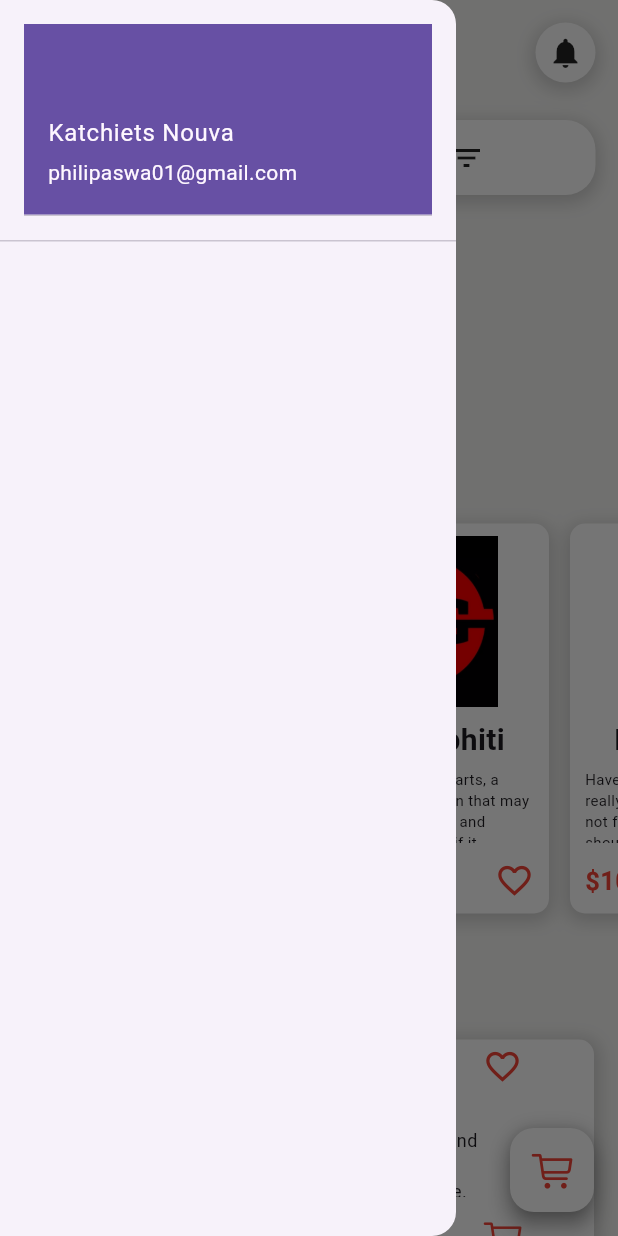
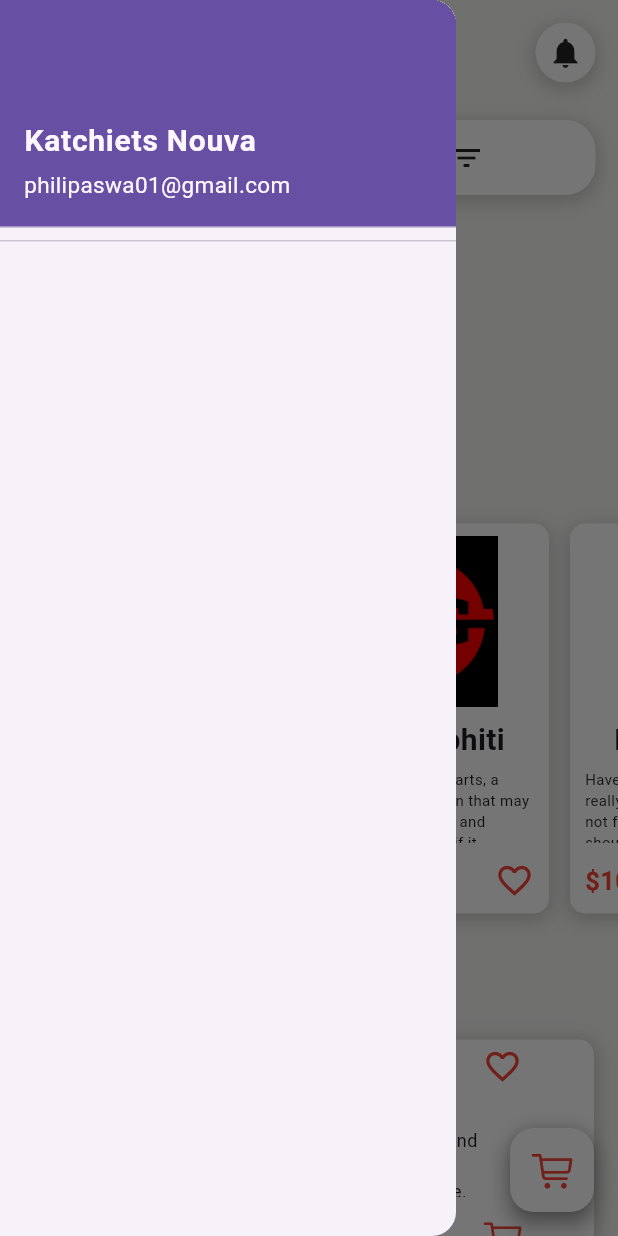
Before and after one commit to Katchietsnouva/family_health_app, a Flutter app: the screen it shows after launch, with the side drawer open, on a phone screen of 412 x 824 dp. Run offline on Flutter 3.47's test engine with Material 3 defaults, Android fonts, the phone set to English and light mode, and no system bars; drawn by our look-alikes of flutter_rating_bar.

Commit message:
commit 0.60

```diff
--- a/lib/Widgets/DrawerWidget.dart
+++ b/lib/Widgets/DrawerWidget.dart
@@ -10,9 +10,19 @@ class DrawerWidget extends StatelessWidget {
       child: ListView(
         children: [
           DrawerHeader(
+            padding: EdgeInsets.zero,
             child: UserAccountsDrawerHeader(
-              accountName: Text("Katchiets Nouva"),
-              accountEmail: Text("philipaswa01@gmail.com"),
+              accountName: Text("Katchiets Nouva",
+              style: TextStyle(
+                fontSize: 20,
+                fontWeight: FontWeight.bold,
+              ),
+              ),
+              accountEmail: Text("philipaswa01@gmail.com",
+              style: TextStyle(
+                fontSize: 15,
+              ),
+              ),
             ),
           ),
         ]
```
